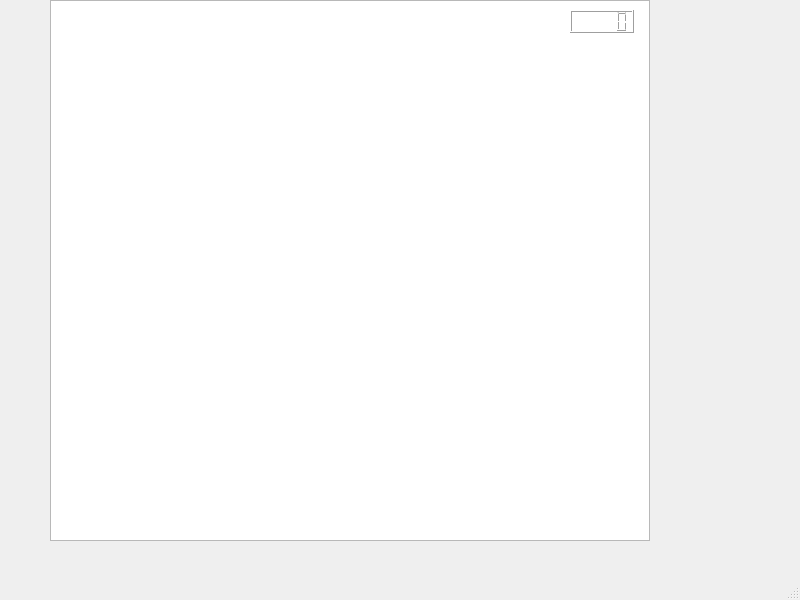
Qt form mainwindow.ui (daniela0020/Practica5) before a commit.
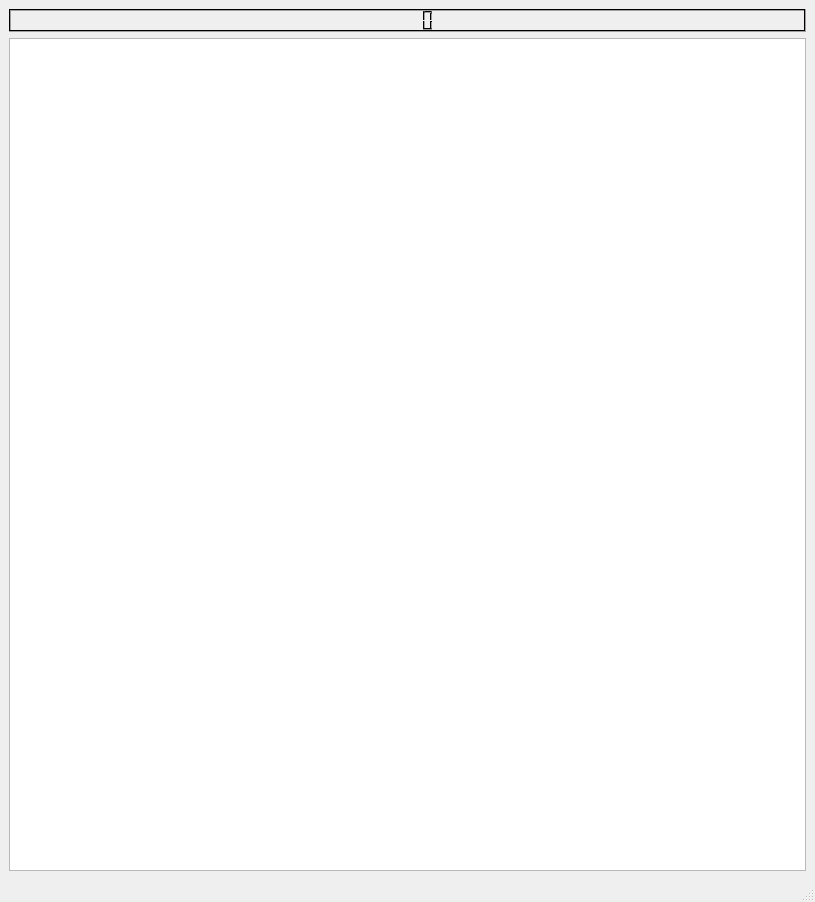
The same form after that commit.

```diff
--- a/mainwindow.ui
+++ b/mainwindow.ui
@@ -6,52 +6,206 @@
    <rect>
     <x>0</x>
     <y>0</y>
-    <width>800</width>
-    <height>600</height>
+    <width>815</width>
+    <height>902</height>
    </rect>
   </property>
   <property name="windowTitle">
    <string>MainWindow</string>
   </property>
   <widget class="QWidget" name="centralwidget">
-   <widget class="QGraphicsView" name="graphicsView">
-    <property name="geometry">
-     <rect>
-      <x>50</x>
-      <y>0</y>
-      <width>600</width>
-      <height>541</height>
-     </rect>
-    </property>
-    <property name="backgroundBrush">
-     <brush brushstyle="NoBrush">
-      <color alpha="255">
-       <red>0</red>
-       <green>0</green>
-       <blue>0</blue>
-      </color>
-     </brush>
-    </property>
-    <property name="foregroundBrush">
-     <brush brushstyle="NoBrush">
-      <color alpha="255">
-       <red>0</red>
-       <green>0</green>
-       <blue>0</blue>
-      </color>
-     </brush>
-    </property>
-   </widget>
-   <widget class="QLCDNumber" name="lcdNumber">
-    <property name="geometry">
-     <rect>
-      <x>570</x>
-      <y>10</y>
-      <width>64</width>
-      <height>23</height>
-     </rect>
-    </property>
-   </widget>
+   <layout class="QGridLayout" name="gridLayout">
+    <item row="0" column="0" rowspan="2">
+     <widget class="QLCDNumber" name="lcdNumber">
+      <property name="palette">
+       <palette>
+        <active>
+         <colorrole role="Button">
+          <brush brushstyle="SolidPattern">
+           <color alpha="255">
+            <red>0</red>
+            <green>0</green>
+            <blue>0</blue>
+           </color>
+          </brush>
+         </colorrole>
+         <colorrole role="Light">
+          <brush brushstyle="SolidPattern">
+           <color alpha="255">
+            <red>0</red>
+            <green>0</green>
+            <blue>0</blue>
+           </color>
+          </brush>
+         </colorrole>
+         <colorrole role="Midlight">
+          <brush brushstyle="SolidPattern">
+           <color alpha="255">
+            <red>0</red>
+            <green>0</green>
+            <blue>0</blue>
+           </color>
+          </brush>
+         </colorrole>
+         <colorrole role="Base">
+          <brush brushstyle="SolidPattern">
+           <color alpha="255">
+            <red>0</red>
+            <green>0</green>
+            <blue>0</blue>
+           </color>
+          </brush>
+         </colorrole>
+         <colorrole role="Window">
+          <brush brushstyle="SolidPattern">
+           <color alpha="255">
+            <red>253</red>
+            <green>253</green>
+            <blue>253</blue>
+           </color>
+          </brush>
+         </colorrole>
+        </active>
+        <inactive>
+         <colorrole role="Button">
+          <brush brushstyle="SolidPattern">
+           <color alpha="255">
+            <red>0</red>
+            <green>0</green>
+            <blue>0</blue>
+           </color>
+          </brush>
+         </colorrole>
+         <colorrole role="Light">
+          <brush brushstyle="SolidPattern">
+           <color alpha="255">
+            <red>0</red>
+            <green>0</green>
+            <blue>0</blue>
+           </color>
+          </brush>
+         </colorrole>
+         <colorrole role="Midlight">
+          <brush brushstyle="SolidPattern">
+           <color alpha="255">
+            <red>0</red>
+            <green>0</green>
+            <blue>0</blue>
+           </color>
+          </brush>
+         </colorrole>
+         <colorrole role="Base">
+          <brush brushstyle="SolidPattern">
+           <color alpha="255">
+            <red>0</red>
+            <green>0</green>
+            <blue>0</blue>
+           </color>
+          </brush>
+         </colorrole>
+         <colorrole role="Window">
+          <brush brushstyle="SolidPattern">
+           <color alpha="255">
+            <red>253</red>
+            <green>253</green>
+            <blue>253</blue>
+           </color>
+          </brush>
+         </colorrole>
+        </inactive>
+        <disabled>
+         <colorrole role="Button">
+          <brush brushstyle="SolidPattern">
+           <color alpha="255">
+            <red>0</red>
+            <green>0</green>
+            <blue>0</blue>
+           </color>
+          </brush>
+         </colorrole>
+         <colorrole role="Light">
+          <brush brushstyle="SolidPattern">
+           <color alpha="255">
+            <red>0</red>
+            <green>0</green>
+            <blue>0</blue>
+           </color>
+          </brush>
+         </colorrole>
+         <colorrole role="Midlight">
+          <brush brushstyle="SolidPattern">
+           <color alpha="255">
+            <red>0</red>
+            <green>0</green>
+            <blue>0</blue>
+           </color>
+          </brush>
+         </colorrole>
+         <colorrole role="Base">
+          <brush brushstyle="SolidPattern">
+           <color alpha="255">
+            <red>253</red>
+            <green>253</green>
+            <blue>253</blue>
+           </color>
+          </brush>
+         </colorrole>
+         <colorrole role="Window">
+          <brush brushstyle="SolidPattern">
+           <color alpha="255">
+            <red>253</red>
+            <green>253</green>
+            <blue>253</blue>
+           </color>
+          </brush>
+         </colorrole>
+        </disabled>
+       </palette>
+      </property>
+      <property name="font">
+       <font>
+        <family>MS Shell Dlg 2</family>
+        <pointsize>30</pointsize>
+        <underline>false</underline>
+       </font>
+      </property>
+     </widget>
+    </item>
+    <item row="2" column="0">
+     <widget class="QGraphicsView" name="graphicsView">
+      <property name="minimumSize">
+       <size>
+        <width>708</width>
+        <height>800</height>
+       </size>
+      </property>
+      <property name="maximumSize">
+       <size>
+        <width>1920</width>
+        <height>1080</height>
+       </size>
+      </property>
+      <property name="backgroundBrush">
+       <brush brushstyle="NoBrush">
+        <color alpha="255">
+         <red>0</red>
+         <green>0</green>
+         <blue>0</blue>
+        </color>
+       </brush>
+      </property>
+      <property name="foregroundBrush">
+       <brush brushstyle="NoBrush">
+        <color alpha="255">
+         <red>0</red>
+         <green>0</green>
+         <blue>0</blue>
+        </color>
+       </brush>
+      </property>
+     </widget>
+    </item>
+   </layout>
   </widget>
   <widget class="QMenuBar" name="menubar">
    <property name="geometry">
```
Left out of the diff: 2 changed lines with no effect on the pictures.
